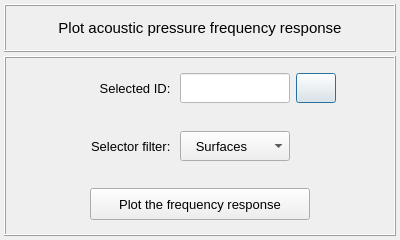
Above: vibra/interface/data/ui_files/plots/acoustic/plot_acoustic_pressure_frequency_response_input.ui from MOPT-UFSC/VIBRA before the change. Below: the same form after it.
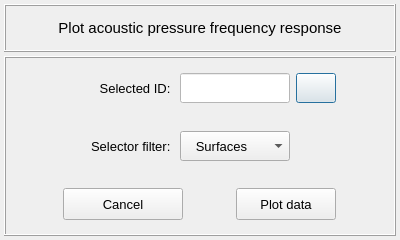
That is the form after the change. Icons and pictures are not drawn.

Commit message: Add cancel button in the frequency response plots

What changed in the file:
```diff
--- a/vibra/interface/data/ui_files/plots/acoustic/plot_acoustic_pressure_frequency_response_input.ui
+++ b/vibra/interface/data/ui_files/plots/acoustic/plot_acoustic_pressure_frequency_response_input.ui
@@ -381,17 +381,47 @@
          <property name="spacing">
           <number>2</number>
          </property>
+         <item row="0" column="1">
+          <widget class="QPushButton" name="pushButton_plot_data">
+           <property name="minimumSize">
+            <size>
+             <width>100</width>
+             <height>32</height>
+            </size>
+           </property>
+           <property name="maximumSize">
+            <size>
+             <width>100</width>
+             <height>32</height>
+            </size>
+           </property>
+           <property name="font">
+            <font>
+             <pointsize>10</pointsize>
+            </font>
+           </property>
+           <property name="styleSheet">
+            <string notr="true"/>
+           </property>
+           <property name="text">
+            <string>Plot data</string>
+           </property>
+           <property name="flat">
+            <bool>false</bool>
+           </property>
+          </widget>
+         </item>
          <item row="0" column="0">
           <widget class="QPushButton" name="pushButton_plot_frequency_response">
            <property name="minimumSize">
             <size>
-             <width>220</width>
+             <width>120</width>
              <height>32</height>
             </size>
            </property>
            <property name="maximumSize">
             <size>
-             <width>220</width>
+             <width>120</width>
              <height>32</height>
             </size>
            </property>
@@ -404,7 +434,7 @@
             <string notr="true"/>
            </property>
            <property name="text">
-            <string>  Plot the frequency response  </string>
+            <string>Cancel</string>
            </property>
            <property name="flat">
             <bool>false</bool>
```
Left out of the diff: 4 changed lines with no effect on the pictures. The commit also changes 12 other files.
